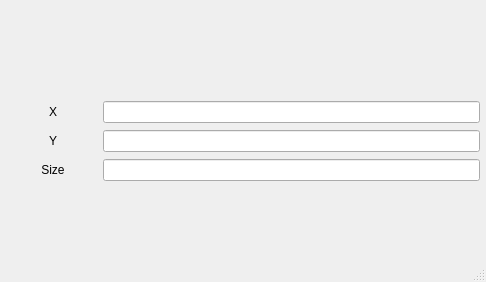
cunqinglan/OpenROAD_LRF, file src/gui/ui/gotoDlg.ui: the form before one commit.
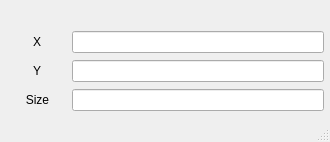
The form after the commit.

```diff
--- a/src/gui/ui/gotoDlg.ui
+++ b/src/gui/ui/gotoDlg.ui
@@ -12,8 +12,8 @@
    <rect>
     <x>0</x>
     <y>0</y>
-    <width>486</width>
-    <height>282</height>
+    <width>330</width>
+    <height>142</height>
    </rect>
   </property>
   <property name="minimumSize">
```
